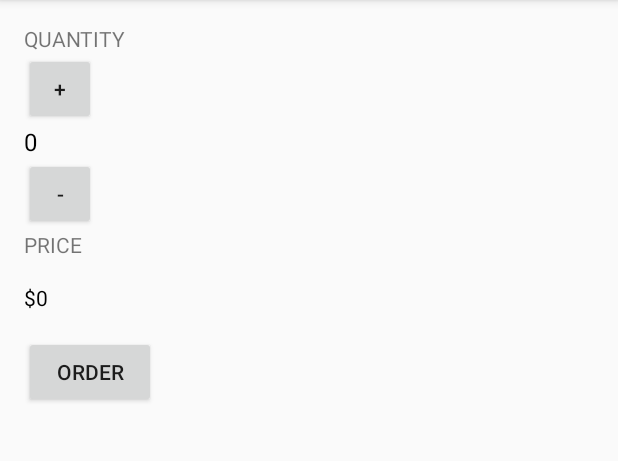
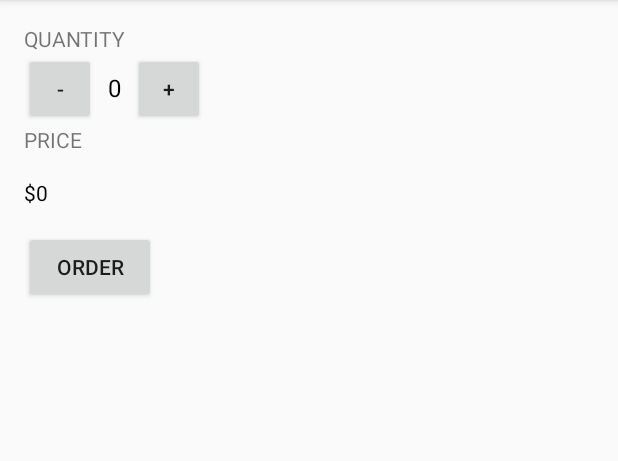
Before and after one commit to felipsimoes/android_basics, an Android app: the screen it shows after launch (MainActivity), on a phone screen of 412 x 824 dp, the part 84-545 px from its top. Run offline under Robolectric (Android 15) with nearby library versions, the phone set to English and light mode, and no system bars.

Commit message:
Just Java finished

```diff
--- a/JustJava/app/src/main/java/com/example/android/justjava/MainActivity.java
+++ b/JustJava/app/src/main/java/com/example/android/justjava/MainActivity.java
@@ -36,7 +36,7 @@ public class MainActivity extends AppCompatActivity {
      */
     public void submitOrder(View view) {
         display(quantity);
-        displayPrice(quantity * price);
+        displayMessage(quantity * price);
     }
 
     /**
@@ -56,6 +56,15 @@ public class MainActivity extends AppCompatActivity {
     }
 
     /**
+     * This method displays the given text on the screen.
+     */
+    private void displayMessage(int number) {
+        TextView priceTextView = (TextView) findViewById(R.id.price_text_view);
+        priceTextView.setText("Total:" + NumberFormat.getCurrencyInstance().format(number)
+            + "\nThank you!");
+    }
+
+    /**
      * This method is called when the plus button is clicked.
      */
     public void increment(View view) {
--- a/JustJava/app/src/main/res/layout/activity_main.xml
+++ b/JustJava/app/src/main/res/layout/activity_main.xml
@@ -4,63 +4,72 @@
     android:id="@+id/activity_main"
     android:layout_width="match_parent"
     android:layout_height="match_parent"
+    android:orientation="vertical"
     android:paddingBottom="@dimen/activity_vertical_margin"
     android:paddingLeft="@dimen/activity_horizontal_margin"
     android:paddingRight="@dimen/activity_horizontal_margin"
     android:paddingTop="@dimen/activity_vertical_margin"
-    android:orientation="vertical"
     tools:context=".MainActivity">
 
     <TextView
+        android:id="@+id/text_quantity"
         android:layout_width="wrap_content"
         android:layout_height="wrap_content"
-        android:textAllCaps="true"
         android:text="Quantity"
-        android:id="@+id/text_quantity"/>
+        android:textAllCaps="true"/>
+
+    <LinearLayout
+        android:layout_width="match_parent"
+        android:layout_height="wrap_content"
+        android:orientation="horizontal">
 
         <Button
             android:layout_width="48dp"
             android:layout_height="48dp"
-        android:text="+"
-        android:onClick="increment"/>
+            android:onClick="decrement"
+            android:text="-"/>
 
         <TextView
+            android:id="@+id/quantity_text_view"
             android:layout_width="wrap_content"
             android:layout_height="wrap_content"
-        android:id="@+id/quantity_text_view"
+            android:layout_below="@id/text_quantity"
+            android:paddingLeft="8dp"
+            android:paddingRight="8dp"
+            android:text="0"
             android:textColor="#000000"
-        android:textSize="16sp"
-        android:layout_below="@id/text_quantity"
-        android:text="0"/>
+            android:textSize="16sp"/>
 
         <Button
             android:layout_width="48dp"
             android:layout_height="48dp"
-        android:text="-"
-        android:onClick="decrement"/>
+            android:onClick="increment"
+            android:text="+"/>
+
+    </LinearLayout>
 
     <TextView
+        android:id="@+id/text_price"
         android:layout_width="wrap_content"
         android:layout_height="wrap_content"
-        android:textAllCaps="true"
         android:text="Price"
-        android:id="@+id/text_price"/>
+        android:textAllCaps="true"/>
 
     <TextView
+        android:id="@+id/price_text_view"
         android:layout_width="wrap_content"
         android:layout_height="wrap_content"
+        android:layout_below="@id/text_quantity"
+        android:layout_marginBottom="16dp"
         android:layout_marginTop="16dp"
-        android:layout_marginBottom="16dp"
-        android:id="@+id/price_text_view"
-        android:textColor="#000000"
-        android:layout_below="@id/text_quantity"
-        android:text="$0"/>
+        android:text="$0"
+        android:textColor="#000000"/>
 
     <Button
         android:layout_width="wrap_content"
         android:layout_height="wrap_content"
+        android:layout_below="@id/quantity_text_view"
+        android:onClick="submitOrder"
         android:text="order"
-        android:layout_below="@id/quantity_text_view"
-        android:textAllCaps="true"
-        android:onClick="submitOrder"/>
+        android:textAllCaps="true"/>
 </LinearLayout>
```
Lines whose indentation alone changed are shown as unchanged.
